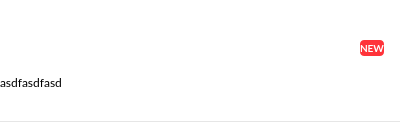
First picture: the form in src/MEGASync/gui/linux/AlertItem.ui, repository meganz/MEGAsync, before the edit.
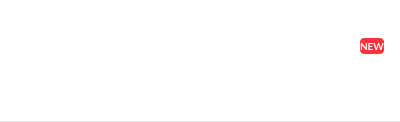
Second picture: the form after the edit. Icons and pictures are not drawn. Custom widgets are drawn as their Qt base class.

Commit message: Support for user alerts inside MEGAsync

What changed in the file:
```diff
--- a/src/MEGASync/gui/linux/AlertItem.ui
+++ b/src/MEGASync/gui/linux/AlertItem.ui
@@ -33,13 +33,43 @@
   </property>
   <layout class="QVBoxLayout" name="verticalLayout">
    <property name="spacing">
+    <number>10</number>
+   </property>
+   <property name="leftMargin">
     <number>0</number>
    </property>
+   <property name="topMargin">
+    <number>0</number>
+   </property>
+   <property name="rightMargin">
+    <number>0</number>
+   </property>
+   <property name="bottomMargin">
+    <number>0</number>
+   </property>
+   <item>
+    <widget class="QWidget" name="widget_2" native="true">
+     <property name="minimumSize">
+      <size>
+       <width>0</width>
+       <height>0</height>
+      </size>
+     </property>
+     <property name="maximumSize">
+      <size>
+       <width>16777215</width>
+       <height>16777215</height>
+      </size>
+     </property>
+     <layout class="QVBoxLayout" name="verticalLayout_2">
+      <property name="spacing">
+       <number>0</number>
+      </property>
    <property name="leftMargin">
     <number>0</number>
    </property>
    <property name="topMargin">
-    <number>5</number>
+       <number>10</number>
    </property>
    <property name="rightMargin">
     <number>0</number>
@@ -51,13 +81,13 @@
     <widget class="QWidget" name="wTitle" native="true">
      <layout class="QHBoxLayout" name="horizontalLayout_4">
       <property name="leftMargin">
-       <number>0</number>
+          <number>21</number>
       </property>
       <property name="topMargin">
        <number>0</number>
       </property>
       <property name="rightMargin">
-       <number>0</number>
+          <number>16</number>
       </property>
       <property name="bottomMargin">
        <number>0</number>
@@ -127,7 +157,7 @@
      </property>
      <layout class="QHBoxLayout" name="horizontalLayout">
       <property name="leftMargin">
-       <number>0</number>
+          <number>16</number>
       </property>
       <property name="topMargin">
        <number>0</number>
@@ -324,10 +354,15 @@
       </size>
      </property>
      <property name="styleSheet">
-      <string notr="true">font-family: Lato;</string>
+         <string notr="true">#lDesc
+{
+font-family: Lato;
+margin-left: 16px;
+margin-right: 16px;
+}</string>
      </property>
      <property name="text">
-      <string>asdfasdfasd</string>
+         <string/>
      </property>
      <property name="textFormat">
       <enum>Qt::RichText</enum>
@@ -345,11 +380,16 @@
 	color: #777777;
 	font-family: Lato;
 	font-size: 12px;
+	margin-left: 16px;
+    margin-right: 16px;
 }</string>
      </property>
      <property name="text">
       <string/>
      </property>
+       </widget>
+      </item>
+     </layout>
     </widget>
    </item>
    <item>
```
Lines whose indentation alone changed are shown as unchanged. The commit also changes 38 other files.
